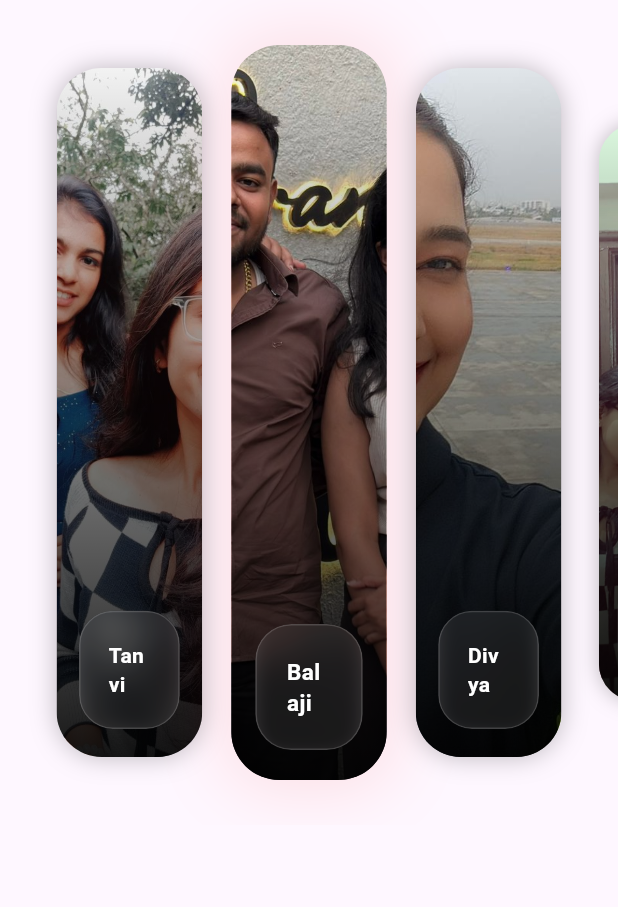
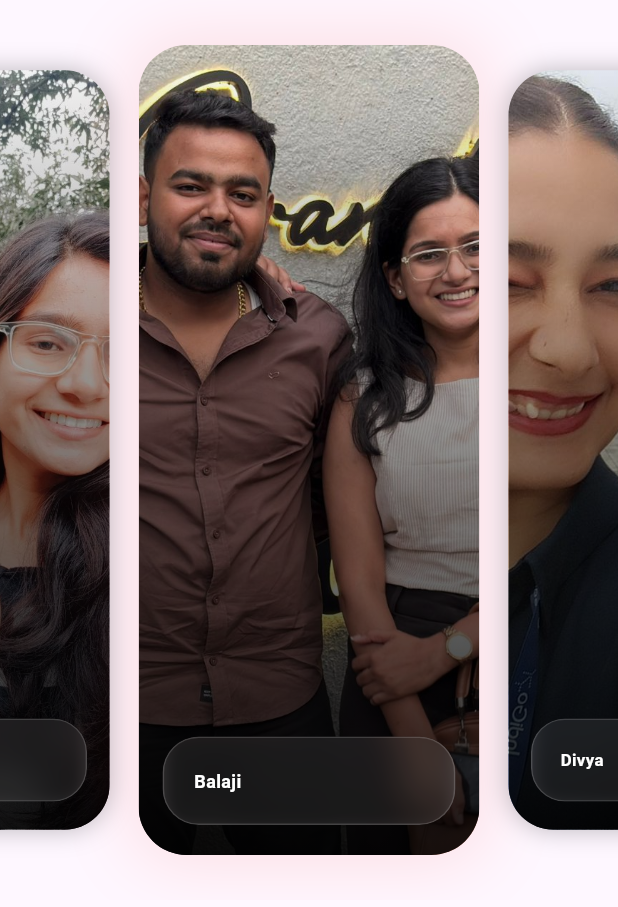
Before and after one commit to nidhi-bday/nidhi-bday.github.io, a Flutter app: the BirthdayMessagesCarousel widget shown alone on an empty page, opened directly, swiped to page 2, on a phone screen of 412 x 824 dp. Shown: the top 907 px of the screen. Run offline on Flutter 3.47's test engine with Material 3 defaults, Android fonts, the phone set to English and light mode, and no system bars; drawn by our look-alikes of carousel_slider; our stand-ins replace flutter_svg, google_fonts, video_player, web; missing offline and left inert: dart:js_interop.

Commit message:
message viewport fix logo fix image fix

```diff
--- a/lib/view/profile_select.dart
+++ b/lib/view/profile_select.dart
@@ -36,7 +36,7 @@
         child: Stack(
           children: [
             // Top-left Netflix logo
-            Positioned(left: 16, top: 16, child: SvgPicture.asset('assets/netflix_logo.svg', width: 150)),
+            Positioned(left: 16, top: 16, child: SvgPicture.asset('assets/netflix_logo.jpg', width: 150)),
 
             // Center content
             Center(
--- a/lib/widgets/message_card.dart
+++ b/lib/widgets/message_card.dart
@@ -68,7 +68,7 @@
         child: MouseRegion(
           onEnter: (_) => _handleHover(true),
           onExit: (_) => _handleHover(false),
-          child: GestureDetector(
+          child: InkWell(
             onTap: _handleTap,
             child: AnimatedBuilder(
               animation: _anim,
@@ -110,7 +110,7 @@
     return Stack(
       fit: StackFit.expand,
       children: [
-        Image.asset(widget.data.image, fit: BoxFit.cover),
+        Image.asset(widget.data.image, fit: BoxFit.fitHeight),
 
         Container(
           decoration: BoxDecoration(
@@ -139,7 +139,7 @@
                   children: [
                     Text(
                       widget.data.name,
-                      style: const TextStyle(color: Colors.white, fontSize: 15, fontWeight: FontWeight.bold),
+                      style: TextStyle(color: Colors.white, fontSize: MediaQuery.of(context).size.width < 600 ? 12 : 15, fontWeight: FontWeight.bold),
                     ),
                   ],
                 ),
@@ -152,6 +152,7 @@
   }
 
   Widget _buildBack() {
+    final ScrollController _scrollController = ScrollController();
     return Stack(
       fit: StackFit.expand,
       children: [
@@ -177,17 +178,24 @@
                   borderRadius: BorderRadius.circular(20),
                   border: Border.all(color: Colors.white.withOpacity(.08)),
                 ),
-                child: Column(
-                  mainAxisSize: MainAxisSize.min,
-                  crossAxisAlignment: CrossAxisAlignment.start,
+                child: Scrollbar(
+                  controller: _scrollController,
+                  thumbVisibility: true,
+                  child: ListView(
+                    controller: _scrollController,
+                    physics: const ClampingScrollPhysics(),
                     children: [
                       Text(
                         widget.data.name,
                         style: const TextStyle(color: Colors.white, fontSize: 20, fontWeight: FontWeight.bold),
                       ),
                       const SizedBox(height: 12),
-                    Text(widget.data.message, style: const TextStyle(color: Colors.white70, fontSize: 14)),
+                      Text(
+                        widget.data.message,
+                        style: TextStyle(color: Colors.white70, fontSize: MediaQuery.of(context).size.width < 600 ? 12 : 16),
+                      ),
                     ],
+                  ),
                 ),
               ),
             ),
--- a/lib/widgets/message_carousel.dart
+++ b/lib/widgets/message_carousel.dart
@@ -19,6 +19,8 @@
 
   late final CarouselSliderController controller;
   Timer? timer;
+  bool scrollingEnabled = true;
+  bool _shownScrollDisabledSnack = false;
 
   @override
   void initState() {
@@ -57,16 +59,23 @@
   @override
   Widget build(BuildContext context) {
     return SizedBox(
-      height: 550,
+      height: 600,
+      child: GestureDetector(
+        onHorizontalDragStart: (_) {
+          if (!scrollingEnabled && !_shownScrollDisabledSnack) {
+            _shownScrollDisabledSnack = true;
+            ScaffoldMessenger.of(context).showSnackBar(const SnackBar(behavior: SnackBarBehavior.floating, content: Text('Flip the card to re-enable scrolling'), duration: Duration(seconds: 2)));
+          }
+        },
         child: CarouselSlider.builder(
           carouselController: controller,
           itemCount: widget.messages.length,
           options: CarouselOptions(
-          height: 500,
-          viewportFraction: 0.3,
+            height: 600,
+            viewportFraction: MediaQuery.of(context).size.width < 600 ? 0.6 : 0.2,
             enlargeCenterPage: true,
             enlargeStrategy: CenterPageEnlargeStrategy.zoom,
-
+            scrollPhysics: scrollingEnabled ? const BouncingScrollPhysics() : const NeverScrollableScrollPhysics(),
             enlargeFactor: 0.2,
             onPageChanged: (index, reason) {
               setState(() {
@@ -81,15 +90,23 @@
               data: widget.messages[index],
               isActive: isActive,
               onFlip: (flipped) {
-              if (flipped) {
+                // Heuristic: treat devices with a small shortestSide as touch/no-mouse.
+                final isTouchDevice = MediaQuery.of(context).size.shortestSide < 600;
+                if (flipped && isTouchDevice) {
                   _stopTimer();
-              } else {
+                  setState(() => scrollingEnabled = false);
+                } else if (!flipped && isTouchDevice) {
                   _startTimer();
+                  setState(() {
+                    scrollingEnabled = true;
+                    _shownScrollDisabledSnack = false;
+                  });
                 }
               },
             );
           },
         ),
+      ),
     );
   }
 }
--- a/lib/widgets/movie_row.dart
+++ b/lib/widgets/movie_row.dart
@@ -112,8 +112,11 @@
                             onPointerSignal: (event) {
                               // Convert vertical wheel scroll into horizontal movement on desktop
                               if (event is PointerScrollEvent && !isMobile) {
+                                if (!_scrollController.hasClients) return;
                                 final delta = event.scrollDelta.dy;
-                                _scrollController.jumpTo((_scrollController.position.pixels + delta).clamp(0.0, _maxScroll));
+                                final current = _scrollController.position.pixels;
+                                final max = _scrollController.position.maxScrollExtent;
+                                _scrollController.jumpTo((current + delta).clamp(0.0, max));
                               }
                             },
                             child: ListView.builder(
--- a/lib/widgets/navbar.dart
+++ b/lib/widgets/navbar.dart
@@ -27,7 +27,7 @@
               final isMobile = MediaQuery.of(context).size.width < 600;
               return Row(
                 children: [
-                  SvgPicture.asset(isMobile ? 'assets/Netflix_2016_N_logo.svg' : 'assets/netflix_logo.svg', height: 22, placeholderBuilder: (context) => const SizedBox(width: 22, height: 22)),
+                  SvgPicture.asset(isMobile ? 'assets/netflix_n.jpg' : 'assets/netflix_logo.jpg', height: 22),
                   const SizedBox(width: 14),
                   if (isMobile) ...[
                     const _NavItem(label: 'Discover', isSelected: true),
--- a/pubspec.yaml
+++ b/pubspec.yaml
@@ -64,8 +64,6 @@
 
   assets:
     - assets/intro.mp4
-    - assets/netflix_logo.svg
-    - assets/Netflix_2016_N_logo.png
     - assets/
     - assets/nidhi/
     - assets/nidhi/featured/
```
Also changed, not shown: assets/netflix_logo.jpg (renamed from assets/netflix_logo.svg), assets/netflix_n.jpg (renamed from assets/Netflix_2016_N_logo.png), 16 other files. Lines whose indentation alone changed are shown as unchanged.
